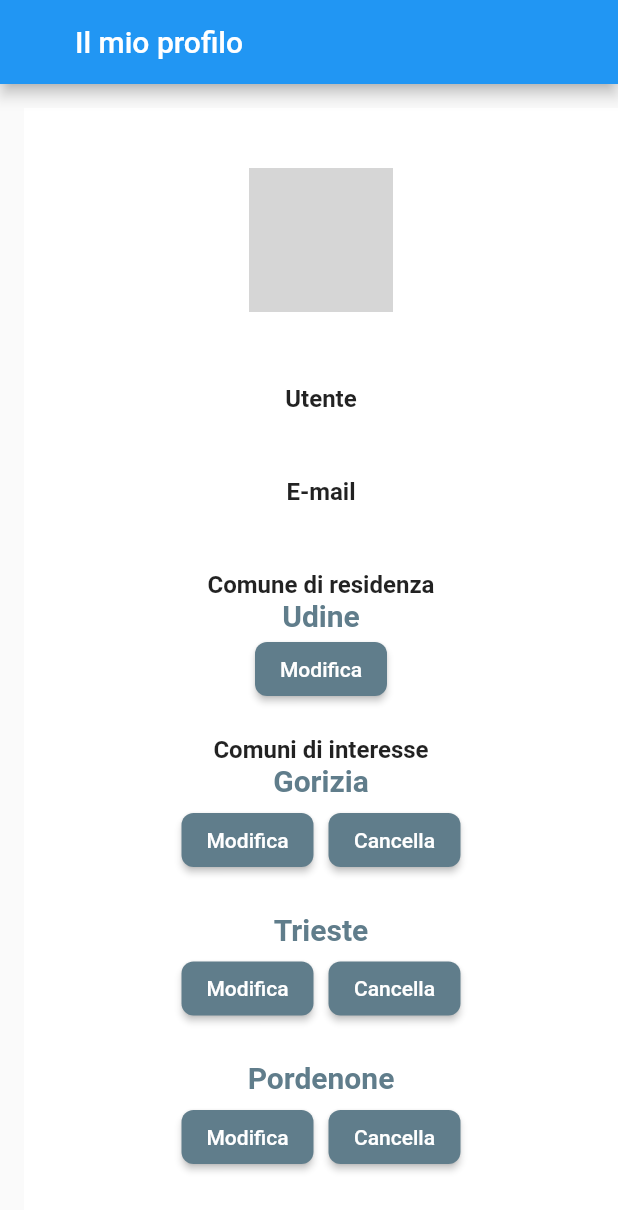
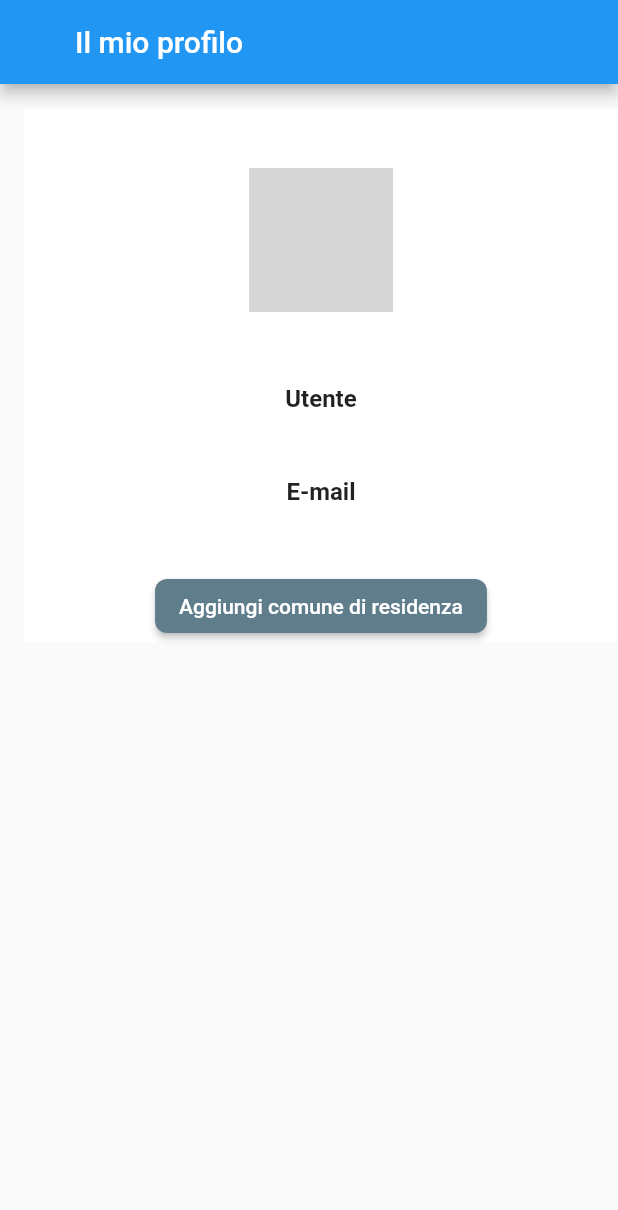
Before and after one commit to qwertyuiop9/civic_points, a Flutter app: the MyAccountsPage screen opened directly, on a phone screen of 412 x 824 dp. Shown: the top 1210 px of the screen. Run offline on Flutter 3.47's test engine with Material 2 defaults, Android fonts, the phone set to English and light mode, and no system bars; our stand-ins replace bloc, csc_picker, date_field, dio, firebase_auth, firebase_core and 3 more; accounts and stored records are empty; network calls fail; statements that could not run were skipped; grey boxes are pictures that could not be loaded.

Commit message:
Correzione bug profilo utente

```diff
--- a/lib/pages/myaccountspage.dart
+++ b/lib/pages/myaccountspage.dart
@@ -8,7 +8,7 @@ import 'package:civic_points/comune.dart';
 
 class MyAccountsPageList extends State<MyAccountsPage>{
   ///List<Comune> _comuni = [];
-  List<Comune> _comuni = [new Comune(nome: 'Udine'), new Comune(nome: 'Gorizia'), new Comune(nome: 'Trieste'), new Comune(nome: 'Pordenone')];
+  ///List<Comune> _comuni = [new Comune(nome: 'Udine'), new Comune(nome: 'Gorizia'), new Comune(nome: 'Trieste'), new Comune(nome: 'Pordenone')];
   ///List<Comune> _comuni = [new Comune(nome: 'Udine')];
   bool boolComuneDiInteresse = false;
   bool boolComuneDiResidenza = false;
@@ -193,7 +193,7 @@ class MyAccountsPageList extends State<MyAccountsPage>{
                     shrinkWrap: true,
                     itemBuilder: _buildItemsForComuniListView,
                   ),
-                if (boolComuneDiResidenza)
+                if (boolComuneDiResidenza && !boolComuneDiInteresse)
                   SizedBox(height: 20),
                 if (boolComuneDiResidenza)
                   RaisedButton(
```
